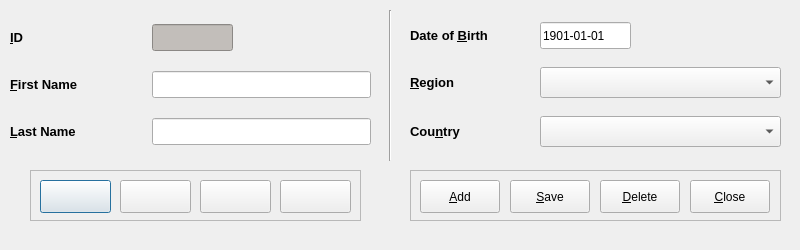
Before: the Qt Designer form code/pyqt/gui/referee_entry.ui in soccermetrics/marcotti-desktop, drawn with Qt 5.
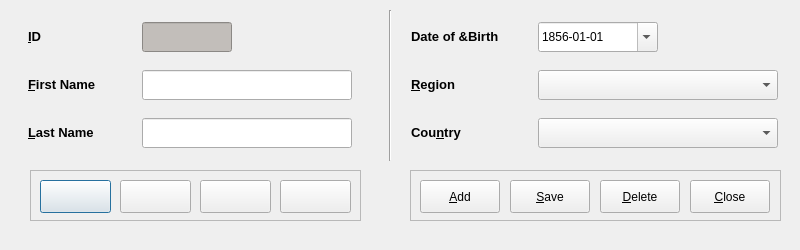
After: the same form once the commit is applied. Icons and pictures are not drawn.

Commit message: Replaced QLineEdit date-of-birth widgets with QDateEdit (#96)

Diff of the .ui file:
```diff
--- a/code/pyqt/gui/referee_entry.ui
+++ b/code/pyqt/gui/referee_entry.ui
@@ -188,6 +188,18 @@
    <layout class="QGridLayout" name="gridLayout">
     <item row="0" column="0">
      <widget class="QLabel" name="label">
+      <property name="minimumSize">
+       <size>
+        <width>90</width>
+        <height>30</height>
+       </size>
+      </property>
+      <property name="maximumSize">
+       <size>
+        <width>90</width>
+        <height>30</height>
+       </size>
+      </property>
       <property name="text">
        <string>&lt;!DOCTYPE HTML PUBLIC &quot;-//W3C//DTD HTML 4.0//EN&quot; &quot;http://www.w3.org/TR/REC-html40/strict.dtd&quot;&gt;
 &lt;html&gt;&lt;head&gt;&lt;meta name=&quot;qrichtext&quot; content=&quot;1&quot; /&gt;&lt;style type=&quot;text/css&quot;&gt;
@@ -202,10 +214,16 @@
     </item>
     <item row="0" column="1">
      <widget class="QLineEdit" name="refID_display">
+      <property name="minimumSize">
+       <size>
+        <width>90</width>
+        <height>30</height>
+       </size>
+      </property>
       <property name="maximumSize">
        <size>
-        <width>81</width>
-        <height>27</height>
+        <width>90</width>
+        <height>30</height>
        </size>
       </property>
       <property name="styleSheet">
@@ -218,6 +236,18 @@
     </item>
     <item row="1" column="0">
      <widget class="QLabel" name="label_4">
+      <property name="minimumSize">
+       <size>
+        <width>90</width>
+        <height>30</height>
+       </size>
+      </property>
+      <property name="maximumSize">
+       <size>
+        <width>90</width>
+        <height>30</height>
+       </size>
+      </property>
       <property name="text">
        <string>&lt;!DOCTYPE HTML PUBLIC &quot;-//W3C//DTD HTML 4.0//EN&quot; &quot;http://www.w3.org/TR/REC-html40/strict.dtd&quot;&gt;
 &lt;html&gt;&lt;head&gt;&lt;meta name=&quot;qrichtext&quot; content=&quot;1&quot; /&gt;&lt;style type=&quot;text/css&quot;&gt;
@@ -234,14 +264,14 @@
      <widget class="QLineEdit" name="refFirstNameEdit">
       <property name="minimumSize">
        <size>
-        <width>219</width>
-        <height>27</height>
+        <width>210</width>
+        <height>30</height>
        </size>
       </property>
       <property name="maximumSize">
        <size>
-        <width>219</width>
-        <height>27</height>
+        <width>210</width>
+        <height>30</height>
        </size>
       </property>
       <property name="toolTip">
@@ -251,6 +281,18 @@
     </item>
     <item row="2" column="0">
      <widget class="QLabel" name="label_5">
+      <property name="minimumSize">
+       <size>
+        <width>90</width>
+        <height>30</height>
+       </size>
+      </property>
+      <property name="maximumSize">
+       <size>
+        <width>90</width>
+        <height>30</height>
+       </size>
+      </property>
       <property name="text">
        <string>&lt;!DOCTYPE HTML PUBLIC &quot;-//W3C//DTD HTML 4.0//EN&quot; &quot;http://www.w3.org/TR/REC-html40/strict.dtd&quot;&gt;
 &lt;html&gt;&lt;head&gt;&lt;meta name=&quot;qrichtext&quot; content=&quot;1&quot; /&gt;&lt;style type=&quot;text/css&quot;&gt;
@@ -267,14 +309,14 @@
      <widget class="QLineEdit" name="refLastNameEdit">
       <property name="minimumSize">
        <size>
-        <width>219</width>
-        <height>27</height>
+        <width>210</width>
+        <height>30</height>
        </size>
       </property>
       <property name="maximumSize">
        <size>
-        <width>219</width>
-        <height>27</height>
+        <width>210</width>
+        <height>30</height>
        </size>
       </property>
       <property name="toolTip">
@@ -296,6 +338,18 @@
    <layout class="QGridLayout" name="gridLayout_2">
     <item row="0" column="0">
      <widget class="QLabel" name="label_7">
+      <property name="minimumSize">
+       <size>
+        <width>120</width>
+        <height>30</height>
+       </size>
+      </property>
+      <property name="maximumSize">
+       <size>
+        <width>120</width>
+        <height>30</height>
+       </size>
+      </property>
       <property name="text">
        <string>&lt;!DOCTYPE HTML PUBLIC &quot;-//W3C//DTD HTML 4.0//EN&quot; &quot;http://www.w3.org/TR/REC-html40/strict.dtd&quot;&gt;
 &lt;html&gt;&lt;head&gt;&lt;meta name=&quot;qrichtext&quot; content=&quot;1&quot; /&gt;&lt;style type=&quot;text/css&quot;&gt;
@@ -303,38 +357,22 @@
 &lt;/style&gt;&lt;/head&gt;&lt;body style=&quot; font-family:'Sans Serif'; font-size:10pt; font-weight:400; font-style:normal;&quot;&gt;
 &lt;p style=&quot; margin-top:0px; margin-bottom:0px; margin-left:0px; margin-right:0px; -qt-block-indent:0; text-indent:0px;&quot;&gt;&lt;span style=&quot; font-weight:600;&quot;&gt;Date of &amp;amp;Birth&lt;/span&gt;&lt;/p&gt;&lt;/body&gt;&lt;/html&gt;</string>
       </property>
-      <property name="buddy">
-       <cstring>refDOBEdit</cstring>
-      </property>
-     </widget>
-    </item>
-    <item row="0" column="1">
-     <widget class="QLineEdit" name="refDOBEdit">
-      <property name="minimumSize">
-       <size>
-        <width>91</width>
-        <height>27</height>
-       </size>
-      </property>
-      <property name="maximumSize">
-       <size>
-        <width>91</width>
-        <height>27</height>
-       </size>
-      </property>
-      <property name="toolTip">
-       <string>Referee date of birth (YYYY-MM-DD)</string>
-      </property>
-      <property name="inputMask">
-       <string>9999-99-99; </string>
-      </property>
-      <property name="text">
-       <string>1901-01-01</string>
-      </property>
      </widget>
     </item>
     <item row="1" column="0">
      <widget class="QLabel" name="label_2">
+      <property name="minimumSize">
+       <size>
+        <width>120</width>
+        <height>30</height>
+       </size>
+      </property>
+      <property name="maximumSize">
+       <size>
+        <width>120</width>
+        <height>30</height>
+       </size>
+      </property>
       <property name="text">
        <string>&lt;!DOCTYPE HTML PUBLIC &quot;-//W3C//DTD HTML 4.0//EN&quot; &quot;http://www.w3.org/TR/REC-html40/strict.dtd&quot;&gt;
 &lt;html&gt;&lt;head&gt;&lt;meta name=&quot;qrichtext&quot; content=&quot;1&quot; /&gt;&lt;style type=&quot;text/css&quot;&gt;
@@ -351,14 +389,14 @@
      <widget class="QComboBox" name="refConfedSelect">
       <property name="minimumSize">
        <size>
-        <width>241</width>
-        <height>31</height>
+        <width>240</width>
+        <height>30</height>
        </size>
       </property>
       <property name="maximumSize">
        <size>
-        <width>241</width>
-        <height>31</height>
+        <width>240</width>
+        <height>30</height>
        </size>
       </property>
       <property name="toolTip">
@@ -368,6 +406,18 @@
     </item>
     <item row="2" column="0">
      <widget class="QLabel" name="label_3">
+      <property name="minimumSize">
+       <size>
+        <width>120</width>
+        <height>30</height>
+       </size>
+      </property>
+      <property name="maximumSize">
+       <size>
+        <width>120</width>
+        <height>30</height>
+       </size>
+      </property>
       <property name="text">
        <string>&lt;!DOCTYPE HTML PUBLIC &quot;-//W3C//DTD HTML 4.0//EN&quot; &quot;http://www.w3.org/TR/REC-html40/strict.dtd&quot;&gt;
 &lt;html&gt;&lt;head&gt;&lt;meta name=&quot;qrichtext&quot; content=&quot;1&quot; /&gt;&lt;style type=&quot;text/css&quot;&gt;
@@ -384,14 +434,14 @@
      <widget class="QComboBox" name="refCountrySelect">
       <property name="minimumSize">
        <size>
-        <width>241</width>
-        <height>31</height>
+        <width>240</width>
+        <height>30</height>
        </size>
       </property>
       <property name="maximumSize">
        <size>
-        <width>241</width>
-        <height>31</height>
+        <width>240</width>
+        <height>30</height>
        </size>
       </property>
       <property name="toolTip">
@@ -399,6 +449,45 @@
       </property>
      </widget>
     </item>
+    <item row="0" column="1">
+     <widget class="QDateEdit" name="refDOBEdit">
+      <property name="minimumSize">
+       <size>
+        <width>120</width>
+        <height>30</height>
+       </size>
+      </property>
+      <property name="maximumSize">
+       <size>
+        <width>120</width>
+        <height>30</height>
+       </size>
+      </property>
+      <property name="toolTip">
+       <string>Referee date of birth (YYYY-MM-DD)</string>
+      </property>
+      <property name="minimumDate">
+       <date>
+        <year>1856</year>
+        <month>1</month>
+        <day>1</day>
+       </date>
+      </property>
+      <property name="displayFormat">
+       <string>yyyy-MM-dd</string>
+      </property>
+      <property name="calendarPopup">
+       <bool>true</bool>
+      </property>
+      <property name="date">
+       <date>
+        <year>1856</year>
+        <month>1</month>
+        <day>1</day>
+       </date>
+      </property>
+     </widget>
+    </item>
    </layout>
   </widget>
   <widget class="QFrame" name="frame">
```
Left out of the diff: 2 changed lines with no effect on the pictures. The commit also changes 5 other files.
